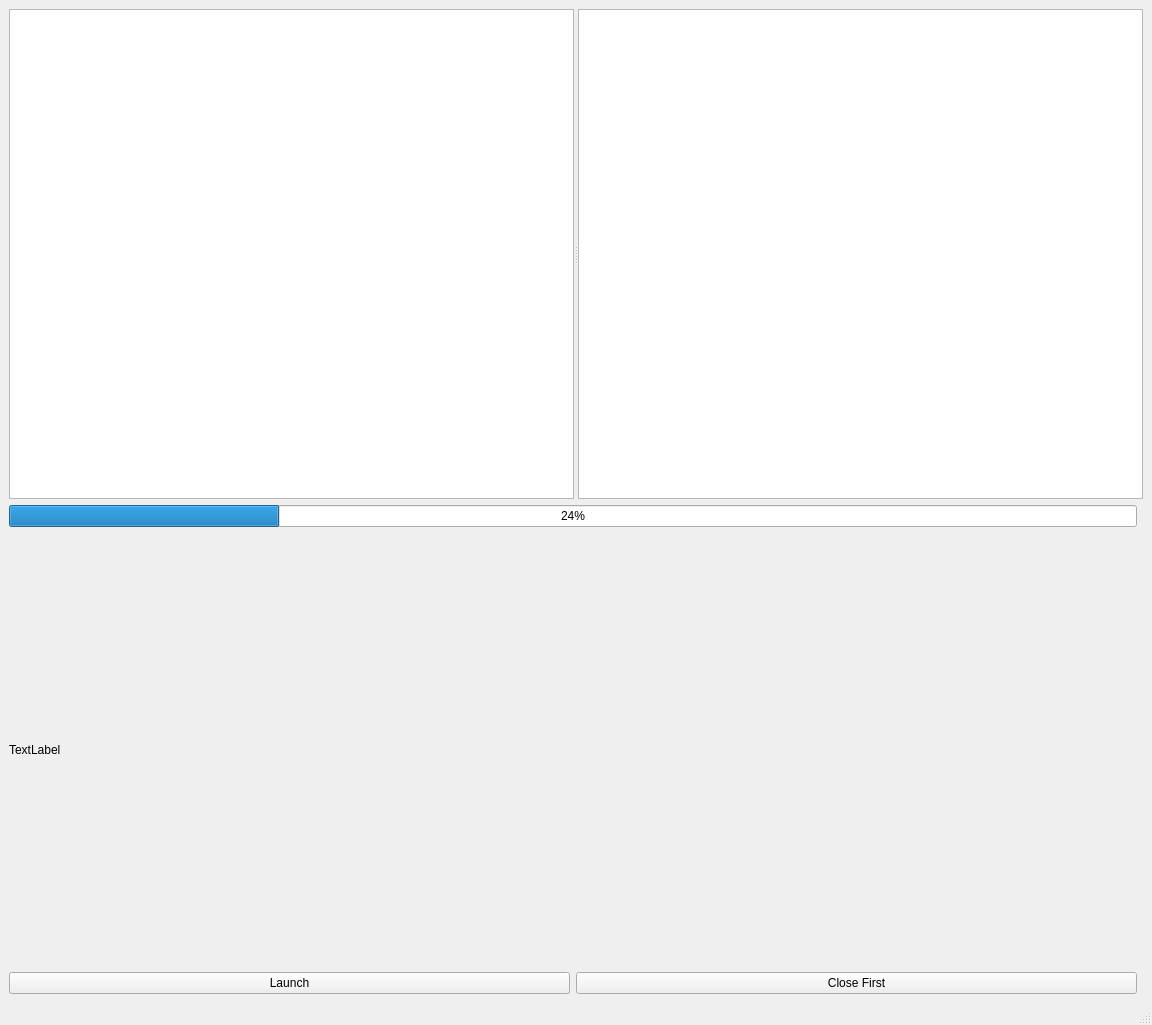
This is src/FileManager.ui in tap22sf/PerfCheck as Qt 5 draws it before an edit. The edited form follows.
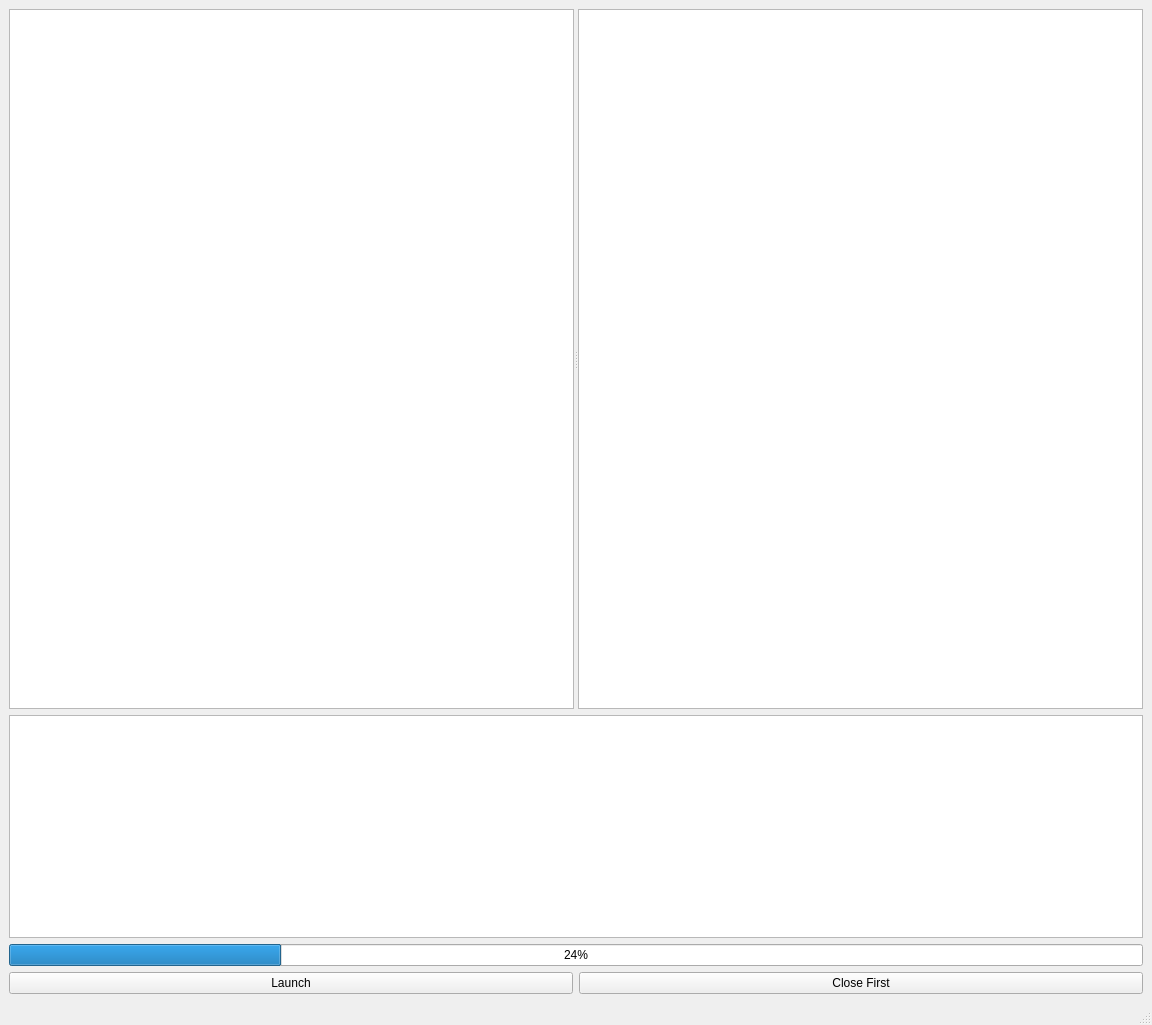
This is the edited form.

The edit to the form file:
```diff
--- a/src/FileManager.ui
+++ b/src/FileManager.ui
@@ -15,8 +15,20 @@
   </property>
   <widget class="QWidget" name="centralwidget">
    <layout class="QGridLayout" name="gridLayout">
-    <item row="0" column="0" colspan="2">
+    <item row="0" column="0">
      <widget class="QSplitter" name="splitter">
+      <property name="minimumSize">
+       <size>
+        <width>1130</width>
+        <height>700</height>
+       </size>
+      </property>
+      <property name="maximumSize">
+       <size>
+        <width>16777215</width>
+        <height>500</height>
+       </size>
+      </property>
       <property name="orientation">
        <enum>Qt::Horizontal</enum>
       </property>
@@ -38,8 +50,11 @@
       </widget>
      </widget>
     </item>
-    <item row="2" column="0">
+    <item row="1" column="0">
      <layout class="QVBoxLayout" name="verticalLayout">
+      <item>
+       <widget class="QTextEdit" name="msgPanel"/>
+      </item>
       <item>
        <widget class="QProgressBar" name="progressBar">
         <property name="value">
@@ -47,13 +62,6 @@
         </property>
        </widget>
       </item>
-      <item>
-       <widget class="QLabel" name="label">
-        <property name="text">
-         <string>TextLabel</string>
-        </property>
-       </widget>
-      </item>
       <item>
        <layout class="QHBoxLayout" name="horizontalLayout">
         <item>
```
